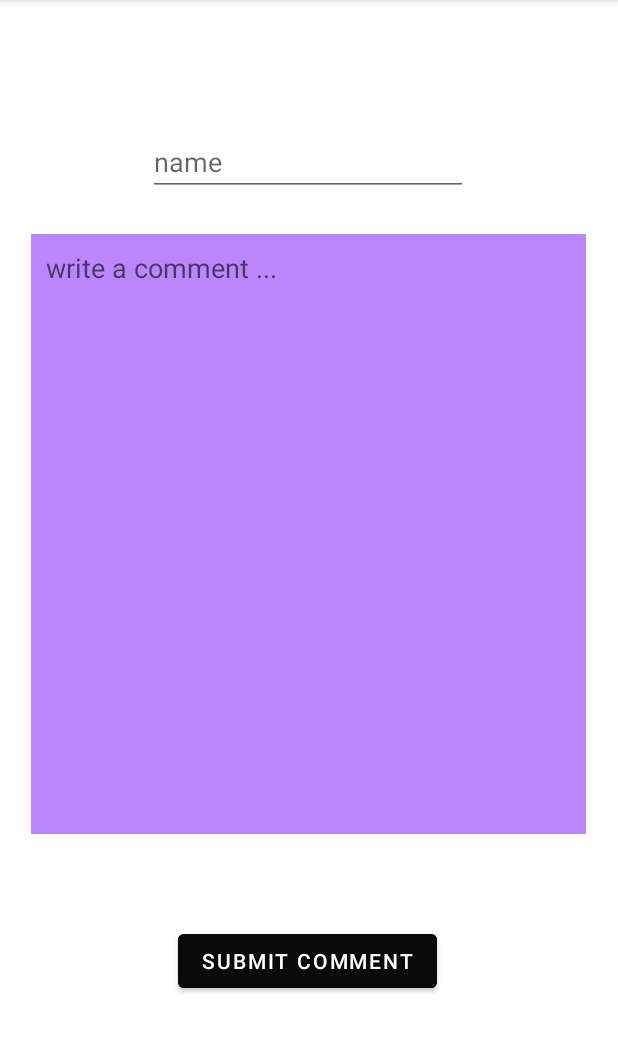
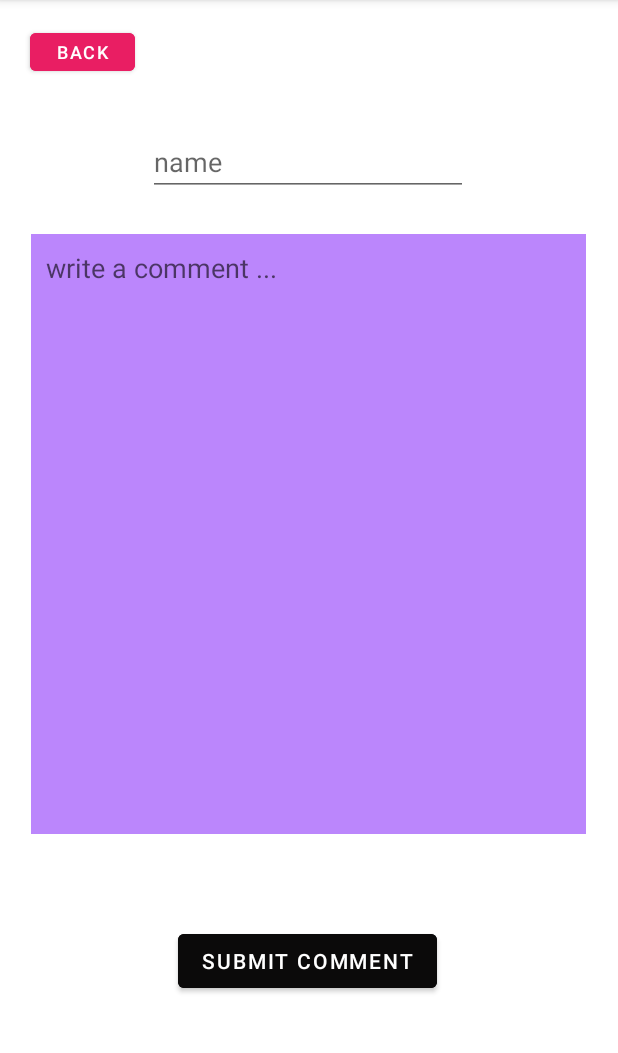
Before and after one commit to findtravishere/mtd319-coursework, an Android app: the CommentActivity screen opened directly, with no data from a screen before it, on a phone screen of 412 x 824 dp, the part 84-1137 px from its top. Run offline under Robolectric (Android 15) with nearby library versions, the phone set to English and light mode, and no system bars.

Commit message:
fix: some back buttons, new sounds, all requirements met

```diff
--- a/app/src/main/java/com/example/savingtogether/CommentActivity.java
+++ b/app/src/main/java/com/example/savingtogether/CommentActivity.java
@@ -19,7 +19,7 @@ import java.util.HashSet;
 public class CommentActivity extends AppCompatActivity {
 
     int commentId;
-    Button submitButton, backCommentButton;
+    Button submitButton, backCommentButton, commentBackButton;
 
 
     @Override
@@ -29,6 +29,8 @@ public class CommentActivity extends AppCompatActivity {
 
         // Sound setup
         MediaPlayer clickSound = MediaPlayer.create(this, R.raw.click);
+        MediaPlayer errorSound = MediaPlayer.create(this, R.raw.invalid);
+        MediaPlayer submitSound = MediaPlayer.create(this, R.raw.submit);
 
         // Edit username and comment handling
         EditText commentField = findViewById(R.id.editComment);
@@ -38,6 +40,8 @@ public class CommentActivity extends AppCompatActivity {
         String title = intent.getStringExtra("TopicName");
         submitButton = findViewById(R.id.submitCommentButton);
         backCommentButton = findViewById(R.id.backCommentButton);
+        commentBackButton = findViewById(R.id.commentBackButton);
+
 
         // Show popup expansion of comment if clicked (disable and hide everything)
         if (commentId != -1) {
@@ -49,6 +53,9 @@ public class CommentActivity extends AppCompatActivity {
 
             submitButton.setAlpha(0);
             submitButton.setEnabled(false);
+
+            commentBackButton.setAlpha(0);
+            commentBackButton.setEnabled(false);
 
             backCommentButton.setAlpha(1);
             backCommentButton.setOnClickListener(view -> {
@@ -72,25 +79,35 @@ public class CommentActivity extends AppCompatActivity {
 
             // Error handling for blank submission and username max limit
             if (usernameToSubmit.length() == 0) {
+
                 Toast.makeText(this, "Username should not be blank", Toast.LENGTH_LONG).show();
+                errorSound.start();
                 return;
             } else if (usernameToSubmit.length() > 20) {
                 Toast.makeText(this, "Username length should be less than 20", Toast.LENGTH_LONG).show();
+                errorSound.start();
                 return;
             }
 
             if (usernames.contains(usernameToSubmit)) {
                 Toast.makeText(this, "Username already exists", Toast.LENGTH_LONG).show();
+                errorSound.start();
                 return;
             }
 
             if (commentToSubmit.length() == 0) {
                 Toast.makeText(this, "Comment should not be blank", Toast.LENGTH_LONG).show();
+                errorSound.start();
                 return;
             }
 
             submitButton.setEnabled(true);
             myDatabase.execSQL("INSERT INTO " + getTitleSQL + " (comment, username) VALUES " + "('" + commentToSubmit + "'" + ", " + "'" + usernameToSubmit + "')");
+            submitSound.start();
+            onBackPressed();
+        });
+
+        commentBackButton.setOnClickListener(view -> {
             clickSound.start();
             onBackPressed();
         });
--- a/app/src/main/java/com/example/savingtogether/IndividualPostActivity.java
+++ b/app/src/main/java/com/example/savingtogether/IndividualPostActivity.java
@@ -6,6 +6,7 @@ import androidx.appcompat.app.AppCompatActivity;
 import android.content.Intent;
 import android.graphics.Bitmap;
 import android.graphics.BitmapFactory;
+import android.media.MediaPlayer;
 import android.os.Bundle;
 import android.widget.Button;
 import android.widget.EditText;
@@ -43,6 +44,7 @@ public class IndividualPostActivity extends AppCompatActivity {
         String post = intent.getStringExtra("ForumPost");
         individualPostTitle.setText(title);
         individualPost.setText(post);
+        MediaPlayer clickSound = MediaPlayer.create(this, R.raw.click);
 
         // Read image from firebase
         readPhoto = findViewById(R.id.readPhoto);
@@ -76,6 +78,7 @@ public class IndividualPostActivity extends AppCompatActivity {
         // Back to all posts
         backIndividualPostButton = findViewById(R.id.backIndividualPostButton);
         backIndividualPostButton.setOnClickListener(view -> {
+            clickSound.start();
             onBackPressed();
         });
 
--- a/app/src/main/res/layout/activity_comment.xml
+++ b/app/src/main/res/layout/activity_comment.xml
@@ -5,6 +5,22 @@
     android:layout_width="match_parent"
     android:layout_height="match_parent"
     tools:context=".CommentActivity">
+
+    <Button
+        android:id="@+id/commentBackButton"
+        android:layout_width="70dp"
+        android:layout_height="37dp"
+        android:layout_marginStart="20dp"
+        android:layout_marginTop="16dp"
+        android:layout_marginEnd="27dp"
+        android:layout_marginBottom="12dp"
+        android:backgroundTint="#E91E63"
+        android:text="Back"
+        android:textSize="12sp"
+        app:layout_constraintBottom_toTopOf="@+id/forumPost"
+        app:layout_constraintEnd_toStartOf="@+id/forumPostTitle"
+        app:layout_constraintStart_toStartOf="parent"
+        app:layout_constraintTop_toTopOf="parent" />
 
     <EditText
         android:id="@+id/editComment"
--- a/app/src/main/res/layout/activity_individual_post.xml
+++ b/app/src/main/res/layout/activity_individual_post.xml
@@ -40,11 +40,14 @@
 
     <TextView
         android:id="@+id/individualPostTitle"
-        android:layout_width="wrap_content"
+        android:layout_width="0dp"
         android:layout_height="wrap_content"
         android:layout_marginTop="52dp"
         android:background="#8BC34A"
+        android:paddingTop="5sp"
+        android:paddingBottom="5sp"
         android:text="TextView"
+        android:textAlignment="center"
         android:textSize="22sp"
         app:layout_constraintBottom_toTopOf="@+id/individualPost"
         app:layout_constraintEnd_toEndOf="parent"
--- a/app/src/main/res/layout/activity_main_menu.xml
+++ b/app/src/main/res/layout/activity_main_menu.xml
@@ -24,7 +24,7 @@
         android:layout_height="wrap_content"
         android:layout_marginTop="46dp"
         android:fontFamily="monospace"
-        android:text="Tutorial Menu"
+        android:text="Menu"
         android:textAlignment="center"
         android:textColor="#E91E63"
         android:textSize="34sp"
```
Also changed, not shown: app/src/main/java/com/example/savingtogether/UploadActivity.java (+15 -2 lines), app/src/main/res/layout/activity_upload.xml (+16 -0 lines), 1 other file.
